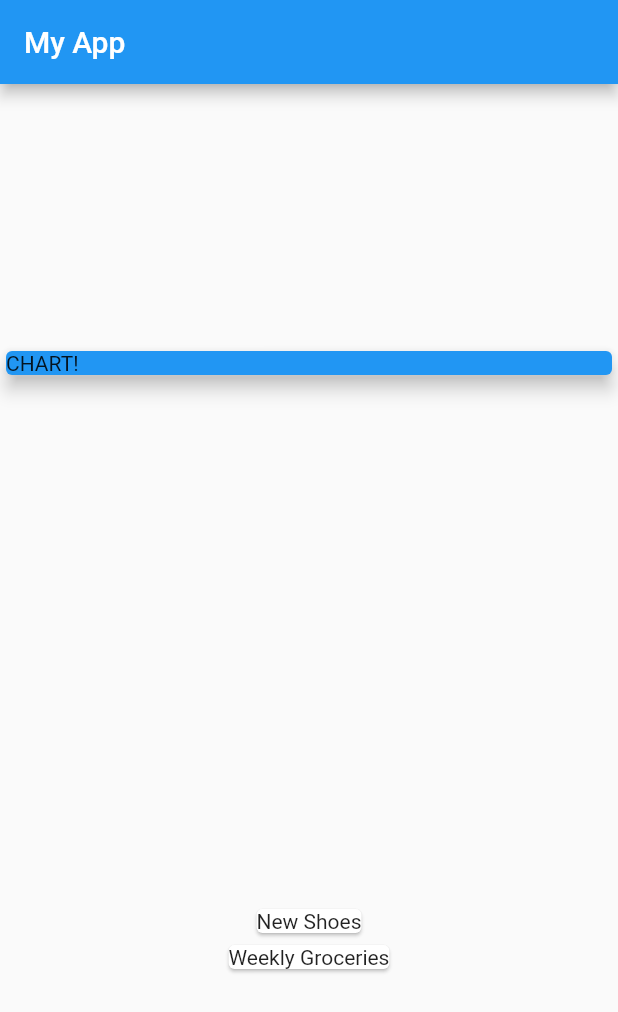
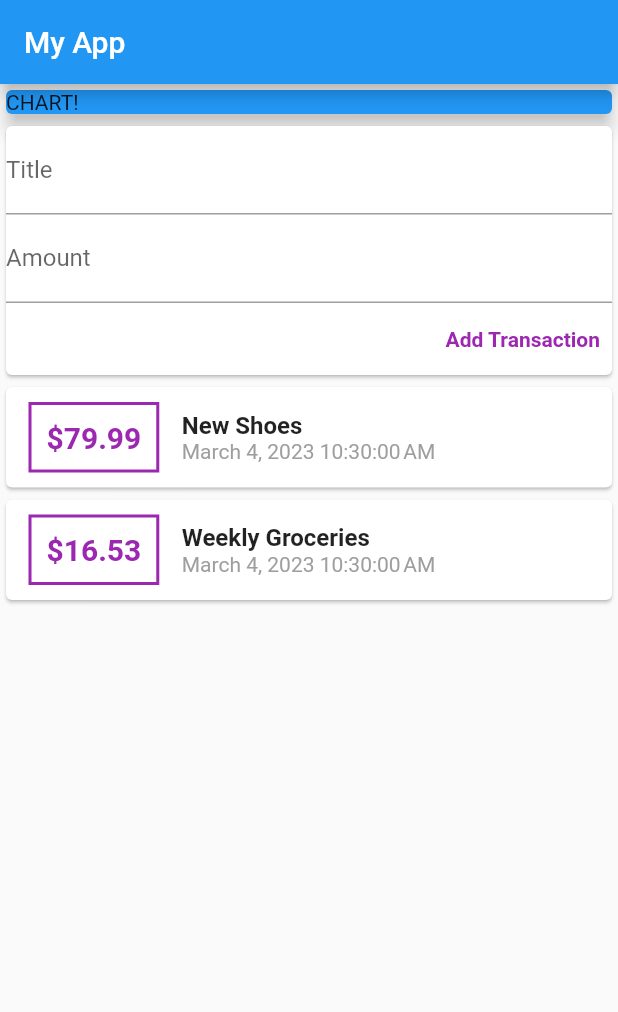
Before and after one commit to joseramosp/Learning-Flutter-2023, a Flutter app: the screen it shows after launch, on a phone screen of 412 x 824 dp. Shown: the top 1012 px of the screen. Run offline on Flutter 3.47's test engine with Material 2 defaults, Android fonts, the light colour scheme and no system bars; missing offline and left inert: dart:ffi.

Commit message:
Working on the expeses tracker app.

```diff
--- a/Section 4/expenses_tracker/lib/main.dart
+++ b/Section 4/expenses_tracker/lib/main.dart
@@ -1,5 +1,9 @@
-import 'package:expenses_tracker/transaction.dart';
+import './transaction.dart';
+import './widgets/new_transaction.dart';
+import './widgets/transaction_list.dart';
+import './widgets/user_transaction.dart';
 import 'package:flutter/material.dart';
+import 'package:intl/intl.dart';
 
 void main(List<String> args) => runApp(const MyHomePage());
 
@@ -11,30 +15,19 @@ class MyHomePage extends StatefulWidget {
 }
 
 class _MyHomePageState extends State<MyHomePage> {
-  final List<Transaction> transactions = [
-    Transaction(
-      id: 't1',
-      title: 'New Shoes',
-      amount: 79.99,
-      date: DateTime.now(),
-    ),
-    Transaction(
-      id: 't2',
-      title: 'Weekly Groceries',
-      amount: 16.53,
-      date: DateTime.now(),
-    ),
-  ];
+  late String titleInput;
+  late String amountInput;
 
   @override
   Widget build(BuildContext context) {
     return MaterialApp(
       home: Scaffold(
         appBar: AppBar(
-          title: Text('My App'),
+          title: const Text('My App'),
         ),
         body: Column(
-          mainAxisAlignment: MainAxisAlignment.spaceAround,
+          // mainAxisAlignment: MainAxisAlignment.start,
+          crossAxisAlignment: CrossAxisAlignment.stretch,
           children: [
             Container(
               width: double.infinity,
@@ -44,13 +37,7 @@ class _MyHomePageState extends State<MyHomePage> {
                 child: Text('CHART!'),
               ),
             ),
-            Column(
-              children: transactions.map((tx) {
-                return Card(
-                  child: Text(tx.title),
-                );
-              }).toList(),
-            ),
+            UserTransactions(),
           ],
         ),
       ),
--- /dev/null
+++ b/Section 4/expenses_tracker/lib/widgets/new_transaction.dart
@@ -0,0 +1,61 @@
+import 'package:flutter/material.dart';
+import 'package:flutter/src/widgets/framework.dart';
+import 'package:flutter/src/widgets/placeholder.dart';
+
+class NewTransaction extends StatelessWidget {
+  final Function addTx;
+
+  NewTransaction(
+    this.addTx, {
+    super.key,
+  });
+
+  final titleController = TextEditingController();
+  final amountController = TextEditingController();
+
+  @override
+  Widget build(BuildContext context) {
+    return Card(
+      child: Column(
+        crossAxisAlignment: CrossAxisAlignment.end,
+        children: [
+          TextField(
+            decoration: const InputDecoration(
+              labelText: 'Title',
+            ),
+            // onChanged: (val) {
+            //   titleInput = val;
+            // },
+            controller: titleController,
+          ),
+          TextField(
+            decoration: const InputDecoration(
+              labelText: 'Amount',
+            ),
+            // onChanged: (val) {
+            //   amountInput = val;
+            // },
+            controller: amountController,
+          ),
+          TextButton(
+            onPressed: () {
+              addTx(
+                titleController.text,
+                double.parse(amountController.text),
+              );
+              // print(titleController.text);
+              // print(amountController.text);
+            },
+            child: const Text(
+              'Add Transaction',
+              style: TextStyle(
+                color: Colors.purple,
+                fontWeight: FontWeight.bold,
+              ),
+            ),
+          ),
+        ],
+      ),
+    );
+  }
+}
--- /dev/null
+++ b/Section 4/expenses_tracker/lib/widgets/transaction_list.dart
@@ -0,0 +1,67 @@
+import 'package:flutter/material.dart';
+import 'package:flutter/src/widgets/framework.dart';
+import 'package:flutter/src/widgets/placeholder.dart';
+import 'package:intl/intl.dart';
+import '../transaction.dart';
+
+class TransactionList extends StatelessWidget {
+  final List<Transaction> transactions;
+
+  TransactionList({
+    required this.transactions,
+    super.key,
+  });
+
+  @override
+  Widget build(BuildContext context) {
+    return Column(
+      children: transactions.map((tx) {
+        return Card(
+          child: Row(
+            children: [
+              Container(
+                margin: const EdgeInsets.symmetric(
+                  vertical: 10,
+                  horizontal: 15,
+                ),
+                decoration: BoxDecoration(
+                  border: Border.all(
+                    color: Colors.purple,
+                    width: 2,
+                  ),
+                ),
+                padding: const EdgeInsets.all(10),
+                child: Text(
+                  '\$${tx.amount}',
+                  style: const TextStyle(
+                    fontWeight: FontWeight.bold,
+                    fontSize: 20,
+                    color: Colors.purple,
+                  ),
+                ),
+              ),
+              Column(
+                crossAxisAlignment: CrossAxisAlignment.start,
+                children: [
+                  Text(
+                    tx.title,
+                    style: const TextStyle(
+                      fontSize: 16,
+                      fontWeight: FontWeight.bold,
+                    ),
+                  ),
+                  Text(
+                    DateFormat().format(tx.date),
+                    style: const TextStyle(
+                      color: Colors.grey,
+                    ),
+                  ),
+                ],
+              )
+            ],
+          ),
+        );
+      }).toList(),
+    );
+  }
+}
--- /dev/null
+++ b/Section 4/expenses_tracker/lib/widgets/user_transaction.dart
@@ -0,0 +1,54 @@
+import 'package:flutter/material.dart';
+
+import './new_transaction.dart';
+import './transaction_list.dart';
+import '../transaction.dart';
+
+class UserTransactions extends StatefulWidget {
+  const UserTransactions({super.key});
+
+  @override
+  State<UserTransactions> createState() => _UserTransactionsState();
+}
+
+class _UserTransactionsState extends State<UserTransactions> {
+  final List<Transaction> _userTransactions = [
+    Transaction(
+      id: 't1',
+      title: 'New Shoes',
+      amount: 79.99,
+      date: DateTime.now(),
+    ),
+    Transaction(
+      id: 't2',
+      title: 'Weekly Groceries',
+      amount: 16.53,
+      date: DateTime.now(),
+    ),
+  ];
+
+  void _addNewTransaction(String txTitle, double txAmount) {
+    final newTx = Transaction(
+      title: txTitle,
+      amount: txAmount,
+      date: DateTime.now(),
+      id: DateTime.now().toString(),
+    );
+
+    setState(() {
+      _userTransactions.add(newTx);
+    });
+  }
+
+  @override
+  Widget build(BuildContext context) {
+    return Column(
+      children: [
+        NewTransaction(_addNewTransaction),
+        TransactionList(
+          transactions: _userTransactions,
+        ),
+      ],
+    );
+  }
+}
--- a/Section 4/expenses_tracker/pubspec.yaml
+++ b/Section 4/expenses_tracker/pubspec.yaml
@@ -35,6 +35,7 @@ dependencies:
   # The following adds the Cupertino Icons font to your application.
   # Use with the CupertinoIcons class for iOS style icons.
   cupertino_icons: ^1.0.2
+  intl: ^0.18.0
 
 dev_dependencies:
   flutter_test:
```
Also changed, not shown: Section 4/expenses_tracker/pubspec.lock.
